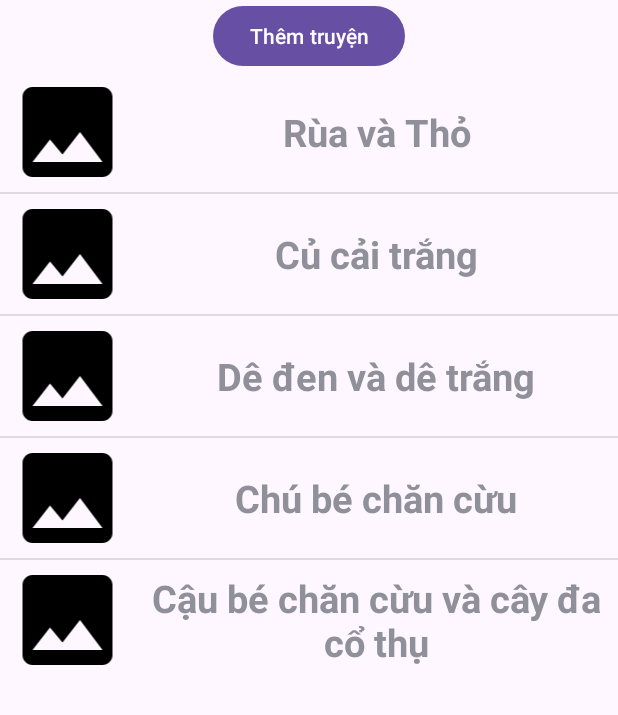
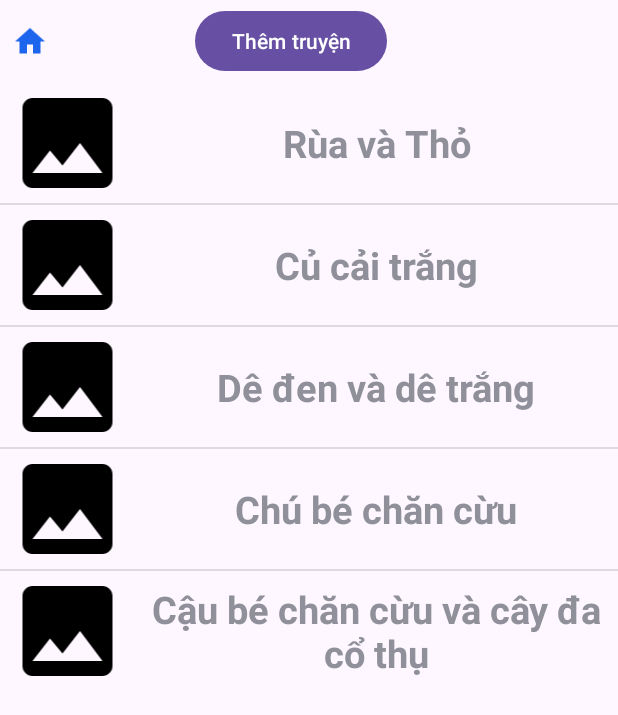
Before and after one commit to truongthihathuong/App-Book-Reading, an Android app: the MainAdmin screen opened directly, with no data from a screen before it, on a phone screen of 412 x 824 dp. Shown: the top 715 px of the screen. Run offline under Robolectric (Android 15) with nearby library versions, the phone set to English and light mode, and no system bars; our stand-ins replace Picasso; pictures from the network do not load.

Commit message:
thêm button và icon home vào màn search, đăng bài

```diff
--- a/app/src/main/java/com/example/myapplication/MainAdmin.java
+++ b/app/src/main/java/com/example/myapplication/MainAdmin.java
@@ -9,6 +9,7 @@ import android.os.Bundle;
 import android.view.View;
 import android.widget.AdapterView;
 import android.widget.Button;
+import android.widget.ImageView;
 import android.widget.ListView;
 import android.widget.Toast;
 
@@ -22,6 +23,7 @@ import java.util.List;
 public class MainAdmin extends AppCompatActivity {
     ListView listView;
     Button buttonThem;
+    ImageView imageViewHome;
     ArrayList<Truyen> TruyenArrayList;
     adapterTruyen adapterTruyen;
     databasedoctruyen databasedoctruyen;
@@ -32,6 +34,7 @@ public class MainAdmin extends AppCompatActivity {
         setContentView(R.layout.activity_main_admin);
         listView = findViewById(R.id.listviewAdmin);
         buttonThem = findViewById(R.id.buttonThemtruyen);
+        imageViewHome = findViewById(R.id.imgvHomeAd);
 
         initList();
 
@@ -45,6 +48,13 @@ public class MainAdmin extends AppCompatActivity {
                 //tiếp tục gửi id qua màn hình thêm truyện
                 Intent intent = new Intent(MainAdmin.this, MainDangBai.class);
                 intent.putExtra("id", id);
+                startActivity(intent);
+            }
+        });
+        imageViewHome.setOnClickListener(new View.OnClickListener() {
+            @Override
+            public void onClick(View v) {
+                Intent intent = new Intent(MainAdmin.this, MainActivity.class );
                 startActivity(intent);
             }
         });
--- a/app/src/main/java/com/example/myapplication/adapter/adapterChuyenMuc.java
+++ b/app/src/main/java/com/example/myapplication/adapter/adapterChuyenMuc.java
@@ -30,7 +30,7 @@ public class adapterChuyenMuc extends BaseAdapter {
     @Override
     public int getCount() {
         return chuyenMucList.size();
-    }
+    } //trả về tổng số chuyên mục
 
     @Override
     public Object getItem(int position) {
@@ -56,7 +56,7 @@ public class adapterChuyenMuc extends BaseAdapter {
 
         txt.setText(cm.getTenchuyenmuc());
 
-        Picasso.get().load(cm.getHinhanhchuyenmuc()).placeholder(R.drawable.ic_load).error(R.drawable.ic_image).into(img);
+        img.setImageResource(cm.getHinhanhchuyenmuc());
         return convertView;
     }
 }
--- a/app/src/main/java/com/example/myapplication/adapter/adapterThongTin.java
+++ b/app/src/main/java/com/example/myapplication/adapter/adapterThongTin.java
@@ -28,7 +28,7 @@ public class adapterThongTin extends BaseAdapter {
     @Override
     public int getCount() {
         return taiKhoanList.size();
-    }
+    }//trả về tổng số tài khoản
 
     @Override
     public Object getItem(int position) {
--- /dev/null
+++ b/app/src/main/res/drawable/ic_home.xml
@@ -0,0 +1,5 @@
+<vector android:height="24dp" android:tint="#1C65EC"
+    android:viewportHeight="24" android:viewportWidth="24"
+    android:width="24dp" xmlns:android="http://schemas.android.com/apk/res/android">
+    <path android:fillColor="@android:color/white" android:pathData="M10,20v-6h4v6h5v-8h3L12,3 2,12h3v8z"/>
+</vector>
--- a/app/src/main/res/layout/activity_main_admin.xml
+++ b/app/src/main/res/layout/activity_main_admin.xml
@@ -7,6 +7,20 @@
     android:orientation="vertical"
     tools:context=".MainAdmin">
 
+    <LinearLayout
+        android:layout_width="match_parent"
+        android:layout_height="wrap_content">
+
+        <ImageView
+            android:id="@+id/imgvHomeAd"
+            android:layout_width="wrap_content"
+            android:layout_height="55dp"
+            android:src="@drawable/ic_home"
+            android:padding="8dp" />
+        <Space
+            android:layout_width="90dp"
+            android:layout_height="match_parent" />
+
         <Button
             android:layout_gravity="center"
             android:id="@+id/buttonThemtruyen"
@@ -14,9 +28,13 @@
             android:layout_width="wrap_content"
             android:layout_height="wrap_content"></Button>
 
+
+
+    </LinearLayout>
     <ListView
         android:id="@+id/listviewAdmin"
         android:layout_width="match_parent"
         android:layout_height="wrap_content"></ListView>
 
+
 </LinearLayout>
--- a/app/src/main/res/layout/activity_main_dang_bai.xml
+++ b/app/src/main/res/layout/activity_main_dang_bai.xml
@@ -28,7 +28,8 @@
         android:minHeight="48dp"></EditText>
 
     <EditText
-        android:inputType="text"
+        android:inputType="textMultiLine"
+        android:gravity="top|start"
         android:id="@+id/dbNoidung"
         android:hint="Nội dung"
         android:layout_gravity="center"
```
Also changed, not shown: app/src/main/java/com/example/myapplication/MainTimKiem.java (+12 -0 lines), app/src/main/res/layout/activity_main_tim_kiem.xml (+12 -1 lines). Lines whose indentation alone changed are shown as unchanged.
